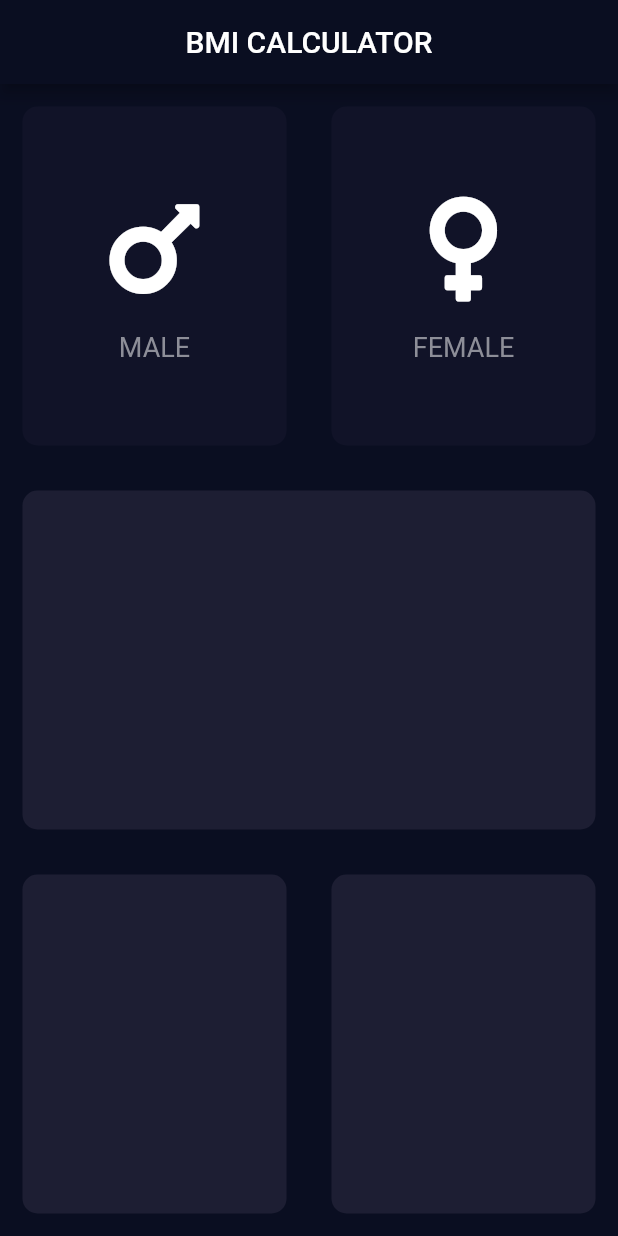
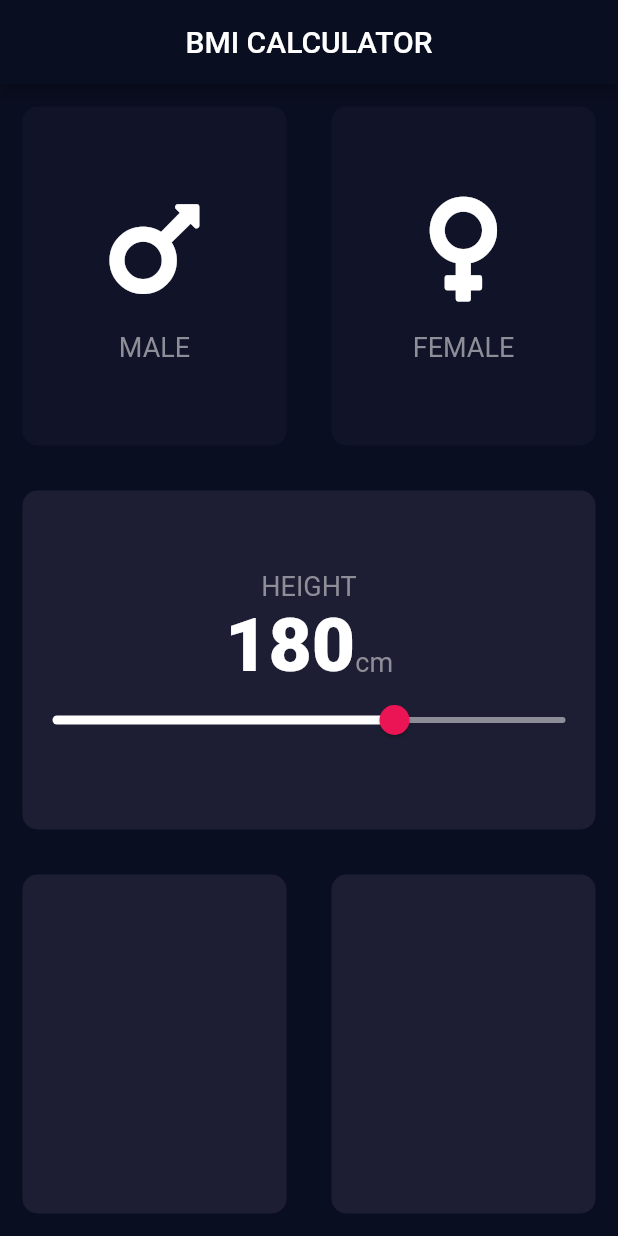
Before and after one commit to ephirae/BMI-Calculator, a Flutter app: the screen it shows after launch, on a phone screen of 412 x 824 dp. Run offline on Flutter 3.47's test engine with Material 2 defaults, Android fonts, the phone set to English and light mode, and no system bars; our stand-ins replace font_awesome_flutter.

Commit message:
added height slider functionality

```diff
--- /dev/null
+++ b/lib/constants.dart
@@ -0,0 +1,15 @@
+import 'package:flutter/material.dart';
+
+const kLabelTextStyle = TextStyle(
+  fontSize: 18,
+  color: Color(0xFF8D8E98),
+);
+
+const kNumTextStyle = TextStyle(
+  fontSize: 50,
+  fontWeight: FontWeight.w900,
+
+);
+
+const kActiveCardColour = Color(0xFF1D1E33);
+const kInactiveCardColour = Color(0xFF111328);
--- a/lib/icon_content.dart
+++ b/lib/icon_content.dart
@@ -1,6 +1,5 @@
+import 'package:bmi_calculator/constants.dart';
 import 'package:flutter/material.dart';
-
-
 
 class IconContent extends StatelessWidget {
   IconContent({this.icon, this.text});
@@ -22,10 +21,7 @@ class IconContent extends StatelessWidget {
         ),
         Text(
           text,
-          style: TextStyle(
-            fontSize: 18,
-            color: Color(0xFF8D8E98),
-          ),
+          style: kLabelTextStyle
         ),
       ],
     );
--- a/lib/input_page.dart
+++ b/lib/input_page.dart
@@ -1,10 +1,9 @@
+import 'package:flutter/cupertino.dart';
 import 'package:flutter/material.dart';
 import 'package:font_awesome_flutter/font_awesome_flutter.dart';
 import 'reusable_card.dart';
 import 'icon_content.dart';
-
-const activeCardColour = Color(0xFF1D1E33);
-const inactiveCardColour = Color(0xFF111328);
+import 'constants.dart';
 
 enum Gender {
   male,
@@ -17,8 +16,8 @@ class InputPage extends StatefulWidget {
 }
 
 class _InputPageState extends State<InputPage> {
-
   Gender activeGender;
+  int height = 180;
 
   @override
   Widget build(BuildContext context) {
@@ -29,43 +28,101 @@ class _InputPageState extends State<InputPage> {
         ),
       ),
       body: Column(
+        crossAxisAlignment: CrossAxisAlignment.stretch,
         children: <Widget>[
           Expanded(
             child: Row(
               children: <Widget>[
                 Expanded(
-                  child: GestureDetector(
-                    onTap: () {
+                  child: ReusableCard(
+                    colour: (activeGender == Gender.male)
+                        ? kActiveCardColour
+                        : kInactiveCardColour,
+                    cardChild: IconContent(
+                      icon: FontAwesomeIcons.mars,
+                      text: 'MALE',
+                    ),
+                    function: () {
                       setState(
                         () {
                           activeGender = Gender.male;
                         },
                       );
                     },
-                    child: ReusableCard(
-                      colour: (activeGender == Gender.male) ? activeCardColour : inactiveCardColour,
-                      cardChild: IconContent(
-                        icon: FontAwesomeIcons.mars,
-                        text: 'MALE',
-                      ),
-                    ),
                   ),
                 ),
                 Expanded(
-                  child: GestureDetector(
-                    onTap: () {
+                  child: ReusableCard(
+                    colour: (activeGender == Gender.female)
+                        ? kActiveCardColour
+                        : kInactiveCardColour,
+                    cardChild: IconContent(
+                      icon: FontAwesomeIcons.venus,
+                      text: 'FEMALE',
+                    ),
+                    function: () {
                       setState(
                         () {
                           activeGender = Gender.female;
                         },
                       );
                     },
-                    child: ReusableCard(
-                      colour: (activeGender == Gender.female) ? activeCardColour : inactiveCardColour,
-                      cardChild: IconContent(
-                        icon: FontAwesomeIcons.venus,
-                        text: 'FEMALE',
-                      ),
+                  ),
+                ),
+              ],
+            ),
+          ),
+          Expanded(
+            child: Row(
+              children: <Widget>[
+                Expanded(
+                  child: ReusableCard(
+                    colour: kActiveCardColour,
+                    cardChild: Column(
+                      mainAxisAlignment: MainAxisAlignment.center,
+                      children: <Widget>[
+                        Text(
+                          'HEIGHT',
+                          style: kLabelTextStyle,
+                        ),
+                        Row(
+                          mainAxisAlignment: MainAxisAlignment.center,
+                          crossAxisAlignment: CrossAxisAlignment.baseline,
+                          textBaseline: TextBaseline.alphabetic,
+                          children: <Widget>[
+                            Text(
+                              height.toString(),
+                              style: kNumTextStyle,
+                            ),
+                            Text(
+                              'cm',
+                              style: kLabelTextStyle,
+                            ),
+                          ],
+                        ),
+                        SliderTheme(
+                          data: SliderTheme.of(context).copyWith(
+                            activeTrackColor: Colors.white,
+                            thumbColor: Color(0xFFEB1555),
+                            overlayColor: Color(0x29EB1555),
+                            thumbShape: RoundSliderThumbShape(enabledThumbRadius: 10),
+                            overlayShape: RoundSliderOverlayShape(overlayRadius: 20),
+                          ),
+                          child: Slider(
+                            value: height.toDouble(),
+                            min: 100,
+                            max: 220,
+                            inactiveColor: Color(0xFF8D8E98),
+                            onChanged: (double newHeight) {
+                              setState(
+                                () {
+                                  height = newHeight.round();
+                                },
+                              );
+                            },
+                          ),
+                        )
+                      ],
                     ),
                   ),
                 ),
@@ -76,24 +133,14 @@ class _InputPageState extends State<InputPage> {
             child: Row(
               children: <Widget>[
                 Expanded(
-                  child: new ReusableCard(
-                    colour: Color(0xFF1D1E33),
-                  ),
-                ),
-              ],
-            ),
-          ),
-          Expanded(
-            child: Row(
-              children: <Widget>[
-                Expanded(
-                  child: new ReusableCard(
-                    colour: Color(0xFF1D1E33),
+                  child: ReusableCard(
+                    colour: kActiveCardColour,
+
                   ),
                 ),
                 Expanded(
-                  child: new ReusableCard(
-                    colour: Color(0xFF1D1E33),
+                  child: ReusableCard(
+                    colour: kActiveCardColour,
                   ),
                 ),
               ],
--- a/lib/reusable_card.dart
+++ b/lib/reusable_card.dart
@@ -1,19 +1,23 @@
 import 'package:flutter/material.dart';
 
 class ReusableCard extends StatelessWidget {
-  ReusableCard({@required this.colour, this.cardChild});
+  ReusableCard({@required this.colour, this.cardChild, this.function});
 
   final Color colour;
   final Widget cardChild;
+  final Function function;
 
   @override
   Widget build(BuildContext context) {
-    return Container(
-      child: cardChild,
-      margin: EdgeInsets.all(15),
-      decoration: BoxDecoration(
-        borderRadius: BorderRadius.circular(10),
-        color: colour,
+    return GestureDetector(
+      onTap: function,
+      child: Container(
+        child: cardChild,
+        margin: EdgeInsets.all(15),
+        decoration: BoxDecoration(
+          borderRadius: BorderRadius.circular(10),
+          color: colour,
+        ),
       ),
     );
   }
```
